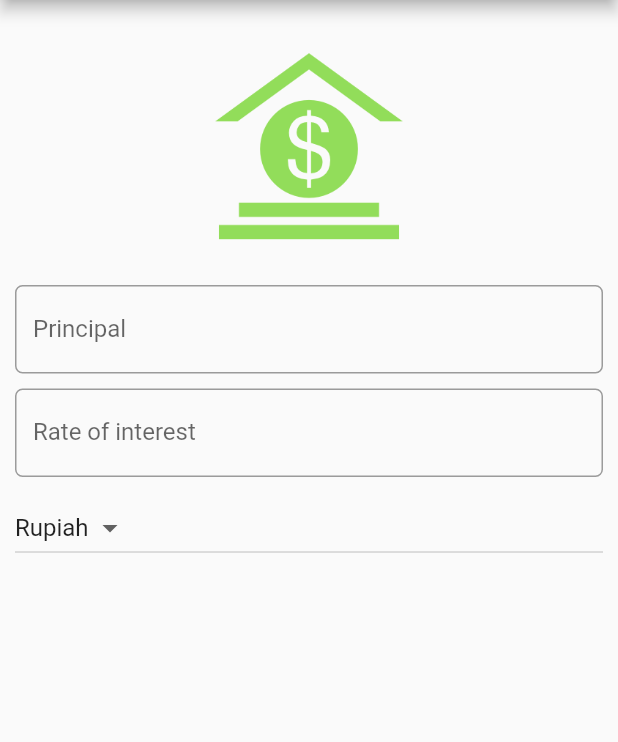
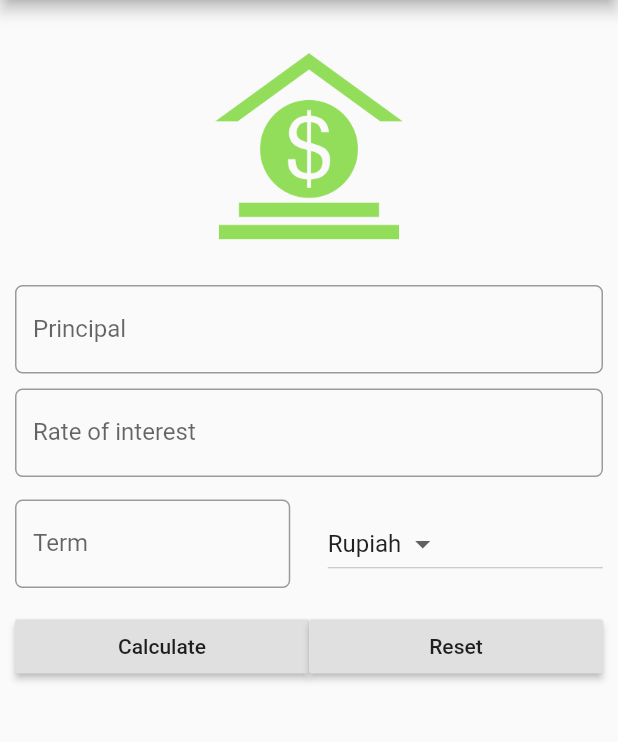
Before and after one commit to erikrios/simple-interest-calculator-app, a Flutter app: the screen it shows after launch, on a phone screen of 412 x 824 dp, the part 84-826 px from its top. Run offline on Flutter 3.47's test engine with Material 2 defaults, Android fonts, the phone set to English and light mode, and no system bars.

Commit message:
Add RaisedButton widget

```diff
--- a/lib/main.dart
+++ b/lib/main.dart
@@ -66,8 +66,37 @@ class _SimpleInterestCalculatorState extends State<SimpleInterestCalculator> {
                 top: _minimumPadding,
                 bottom: _minimumPadding,
               ),
-              child: _getDropdownButton(),
-            )
+              child: Row(
+                children: <Widget>[
+                  Expanded(
+                    child: _getTextField(
+                      labelText: 'Term',
+                      hintText: 'Time in years',
+                    ),
+                  ),
+                  Container(
+                    width: _minimumPadding * 5,
+                  ),
+                  Expanded(
+                    child: _getDropdownButton(),
+                  ),
+                ],
+              ),
+            ),
+            Row(
+              children: <Widget>[
+                Expanded(
+                  child: _getRaisedButton(
+                    buttonText: 'Calculate',
+                  ),
+                ),
+                Expanded(
+                  child: _getRaisedButton(
+                    buttonText: 'Reset',
+                  ),
+                ),
+              ],
+            ),
           ],
         ),
       ),
@@ -124,4 +153,17 @@ class _SimpleInterestCalculatorState extends State<SimpleInterestCalculator> {
       },
     );
   }
+
+  Widget _getRaisedButton({String buttonText = 'Button'}) {
+    return Padding(
+      padding: EdgeInsets.only(
+        top: _minimumPadding,
+        bottom: _minimumPadding,
+      ),
+      child: RaisedButton(
+        child: Text(buttonText),
+        onPressed: () {},
+      ),
+    );
+  }
 }
```
